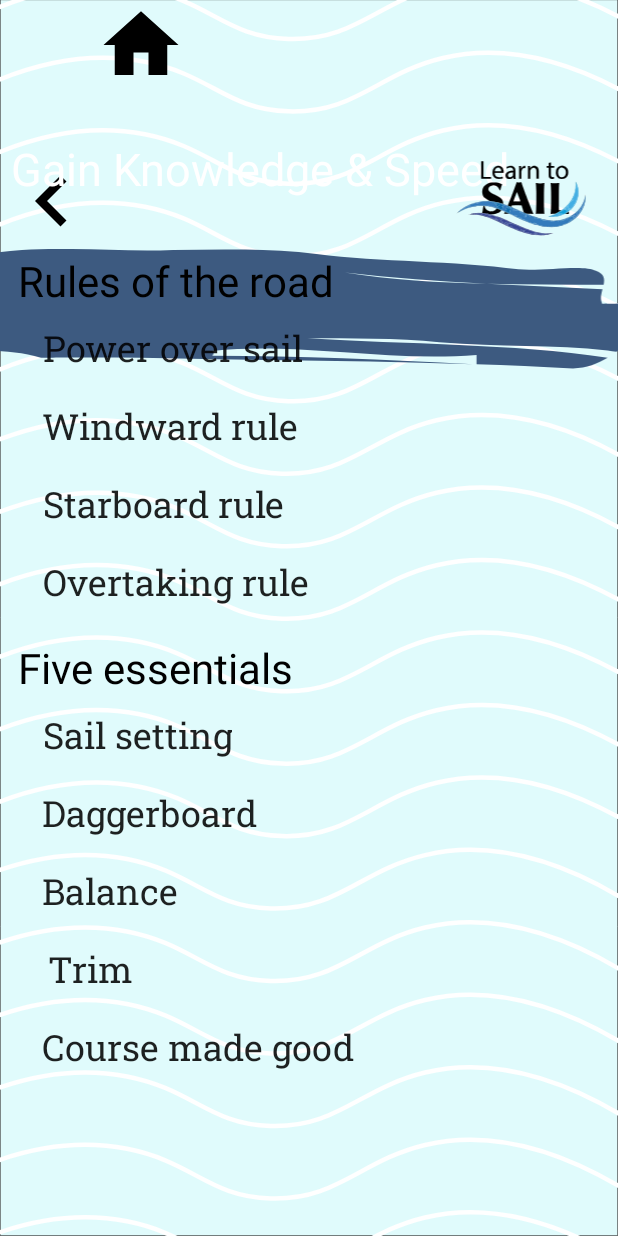
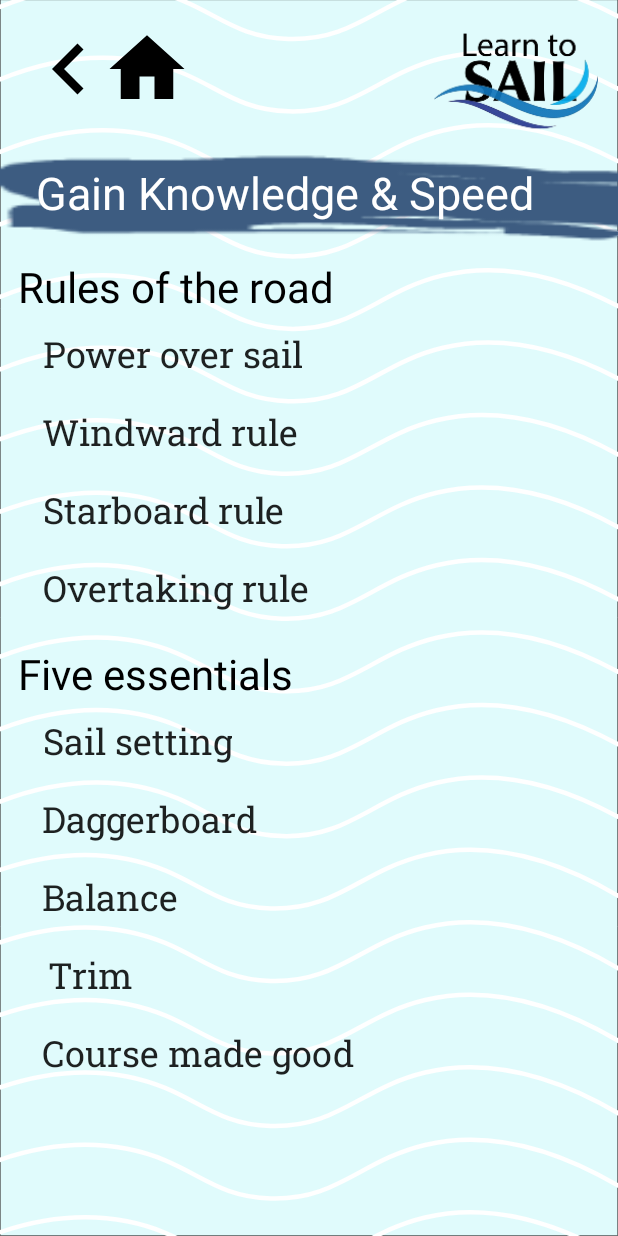
Before and after one commit to acmercer/LearnToSail, an Android app: the GainSpeed screen opened directly, with no data from a screen before it, on a phone screen of 412 x 824 dp. Run offline under Robolectric (Android 15) with nearby library versions, the phone set to English and light mode, and no system bars; Roboto replaces fonts that are not available here.

Commit message:
Updates and changes

```diff
--- a/app/src/main/res/layout/activity_gain_speed.xml
+++ b/app/src/main/res/layout/activity_gain_speed.xml
@@ -120,29 +120,26 @@
 
     <ImageView
         android:id="@+id/imageView18"
-        android:layout_width="587dp"
-        android:layout_height="348dp"
-        android:layout_marginBottom="440dp"
+        android:layout_width="439dp"
+        android:layout_height="233dp"
+        android:layout_marginTop="16dp"
         android:contentDescription="@string/design"
-        app:layout_constraintBottom_toBottomOf="parent"
-        app:layout_constraintEnd_toEndOf="parent"
-        app:layout_constraintHorizontal_bias="0.562"
+        android:scaleType="fitXY"
         app:layout_constraintStart_toStartOf="parent"
-        app:srcCompat="@drawable/ic_banner" />
+        app:layout_constraintTop_toTopOf="parent"
+        app:srcCompat="@mipmap/ic_paint_foreground" />
 
     <ImageButton
         android:id="@+id/btnback3"
         android:layout_width="92dp"
         android:layout_height="92dp"
-        android:layout_marginEnd="168dp"
-        android:layout_marginBottom="40dp"
         android:adjustViewBounds="true"
         android:backgroundTint="#00FFFFFF"
         android:contentDescription="@string/design"
         android:scaleType="fitCenter"
         android:scrollbarThumbHorizontal="@drawable/ic_backbutton"
-        app:layout_constraintBottom_toBottomOf="@+id/imageView17"
-        app:layout_constraintEnd_toStartOf="@+id/imageView17"
+        app:layout_constraintStart_toStartOf="parent"
+        app:layout_constraintTop_toTopOf="parent"
         app:srcCompat="@drawable/ic_baseline_navigate_before_24"
         app:tint="@color/black"
         tools:ignore="DuplicateSpeakableTextCheck" />
@@ -152,11 +149,12 @@
         style="@android:style/Widget.ImageButton"
         android:layout_width="60dp"
         android:layout_height="60dp"
-        android:layout_marginEnd="124dp"
+        android:layout_marginStart="68dp"
+        android:layout_marginTop="16dp"
         android:background="#003C2727"
         android:contentDescription="@string/homebtn"
         android:scaleType="fitCenter"
-        app:layout_constraintEnd_toStartOf="@+id/imageView17"
+        app:layout_constraintStart_toStartOf="parent"
         app:layout_constraintTop_toTopOf="parent"
         app:srcCompat="@drawable/ic_baseline_home_24"
         app:tint="#000000"
@@ -166,36 +164,31 @@
         android:id="@+id/textView5"
         android:layout_width="396dp"
         android:layout_height="44dp"
-        android:layout_marginStart="16dp"
-        android:layout_marginTop="92dp"
-        android:layout_marginEnd="84dp"
+        android:layout_marginStart="24dp"
+        android:layout_marginTop="108dp"
         android:fontFamily="@font/arvo_bold"
         android:outlineProvider="none"
         android:text="@string/extra"
         android:textColor="@color/white"
         android:textSize="30sp"
-        app:layout_constraintEnd_toEndOf="parent"
-        app:layout_constraintHorizontal_bias="0.105"
         app:layout_constraintStart_toStartOf="parent"
         app:layout_constraintTop_toTopOf="parent" />
 
     <ImageView
         android:id="@+id/imageView17"
-        android:layout_width="206dp"
-        android:layout_height="151dp"
-        android:layout_marginStart="248dp"
-        android:layout_marginBottom="604dp"
+        android:layout_width="135dp"
+        android:layout_height="110dp"
         android:contentDescription="@string/logodesc"
-        app:layout_constraintBottom_toBottomOf="parent"
-        app:layout_constraintStart_toStartOf="parent"
-        app:srcCompat="@drawable/ic_logosmall" />
+        app:layout_constraintEnd_toEndOf="parent"
+        app:layout_constraintTop_toTopOf="parent"
+        app:srcCompat="@mipmap/ic_smallerlogo_foreground" />
 
     <TextView
         android:id="@+id/textView6"
         android:layout_width="wrap_content"
         android:layout_height="wrap_content"
         android:layout_marginStart="12dp"
-        android:layout_marginTop="32dp"
+        android:layout_marginTop="20dp"
         android:fontFamily="@font/arvo_bold"
         android:text="@string/rules"
         android:textColor="#000000"
```
